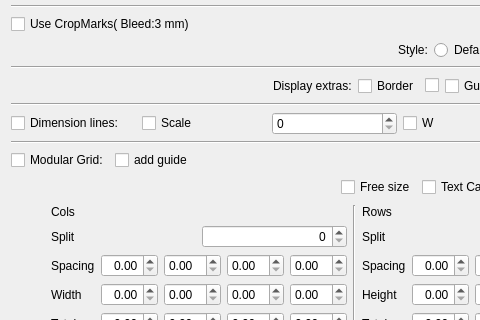
Old version of the form vector_guide_marks/user_interface.ui in the repository Sumireneko/vector_guide_marks; both pictures show x 0 to 480 and y 88 to 408 of the 669 by 499 pixel window.
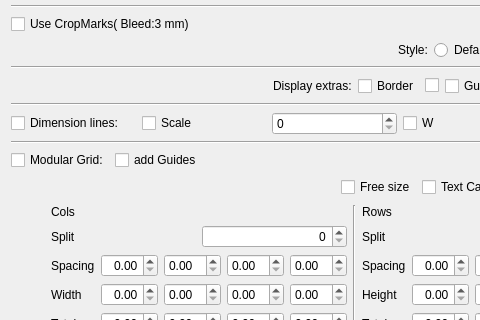
New version of the form.

Patch:
```diff
--- a/vector_guide_marks/user_interface.ui
+++ b/vector_guide_marks/user_interface.ui
@@ -261,7 +261,7 @@
     <item>
       <widget class="QCheckBox" name="chkAddGGide">
         <property name="text">
-          <string>add guide</string>
+          <string>add Guides</string>
         </property>
       </widget>
     </item>
```
